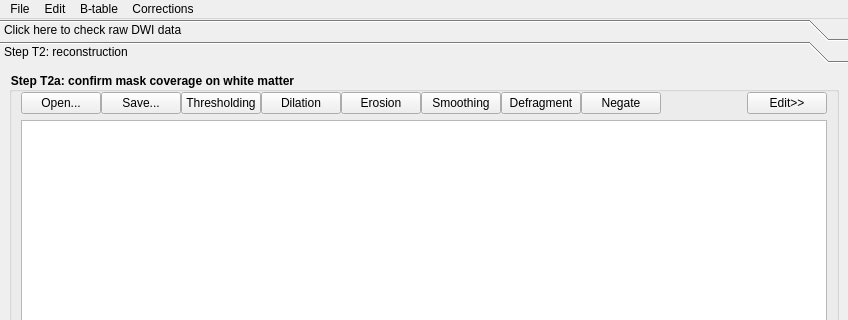
Before: the Qt Designer form reconstruction/reconstruction_window.ui in frankyeh/DSI-Studio, drawn with Qt 5; both pictures show x 0 to 848 and y 0 to 320 of the 848 by 706 pixel window.
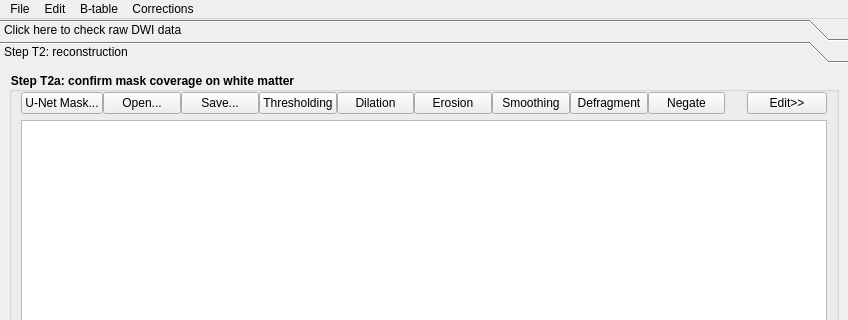
After: the same form once the commit is applied. Icons and pictures are not drawn.

Commit message: allow creating mask from unet

What changed in the file:
```diff
--- a/reconstruction/reconstruction_window.ui
+++ b/reconstruction/reconstruction_window.ui
@@ -414,10 +414,13 @@
             <layout class="QVBoxLayout" name="verticalLayout_3">
              <item>
               <layout class="QGridLayout" name="gridLayout">
+               <property name="leftMargin">
+                <number>0</number>
+               </property>
                <property name="spacing">
                 <number>0</number>
                </property>
-               <item row="0" column="0">
+               <item row="0" column="1">
                 <widget class="QWidget" name="mask_edit" native="true">
                  <property name="minimumSize">
                   <size>
@@ -508,14 +511,14 @@
                  </layout>
                 </widget>
                </item>
-               <item row="0" column="9">
+               <item row="0" column="11">
                 <widget class="QPushButton" name="edit_mask">
                  <property name="text">
                   <string>Edit&gt;&gt;</string>
                  </property>
                 </widget>
                </item>
-               <item row="0" column="8">
+               <item row="0" column="9">
                 <spacer name="horizontalSpacer_2">
                  <property name="orientation">
                   <enum>Qt::Horizontal</enum>
@@ -528,6 +531,13 @@
                  </property>
                 </spacer>
                </item>
+               <item row="0" column="0">
+                <widget class="QPushButton" name="mask_from_unet">
+                 <property name="text">
+                  <string>U-Net Mask...</string>
+                 </property>
+                </widget>
+               </item>
               </layout>
              </item>
              <item>
```
The commit also changes 4 other files.
